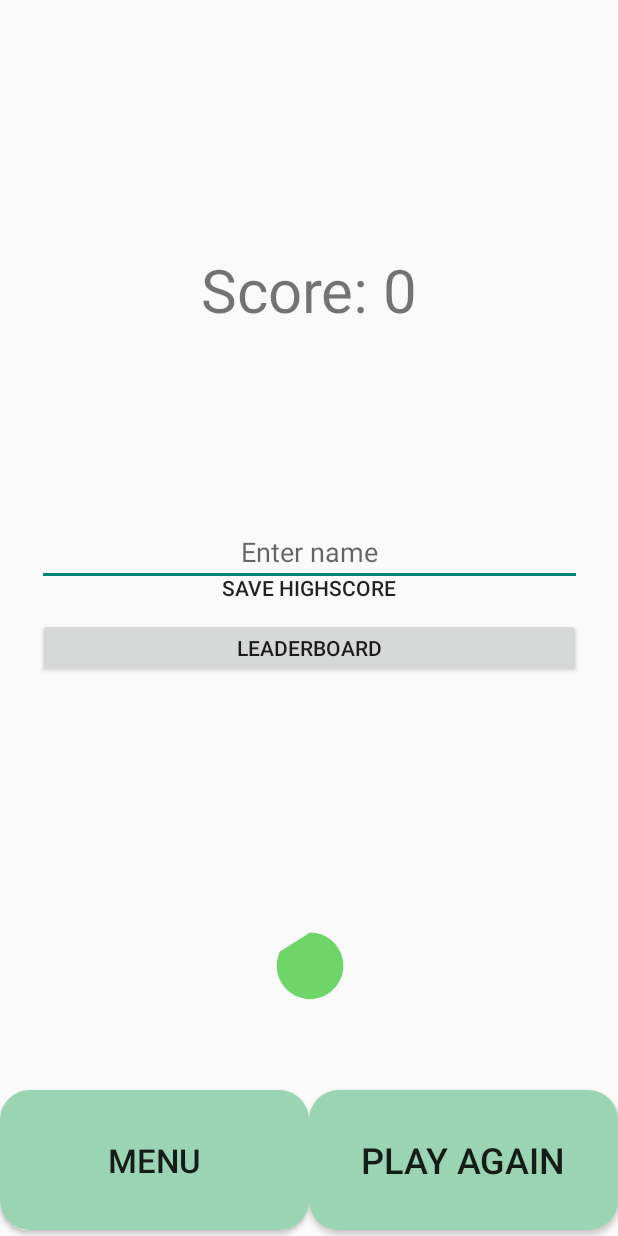
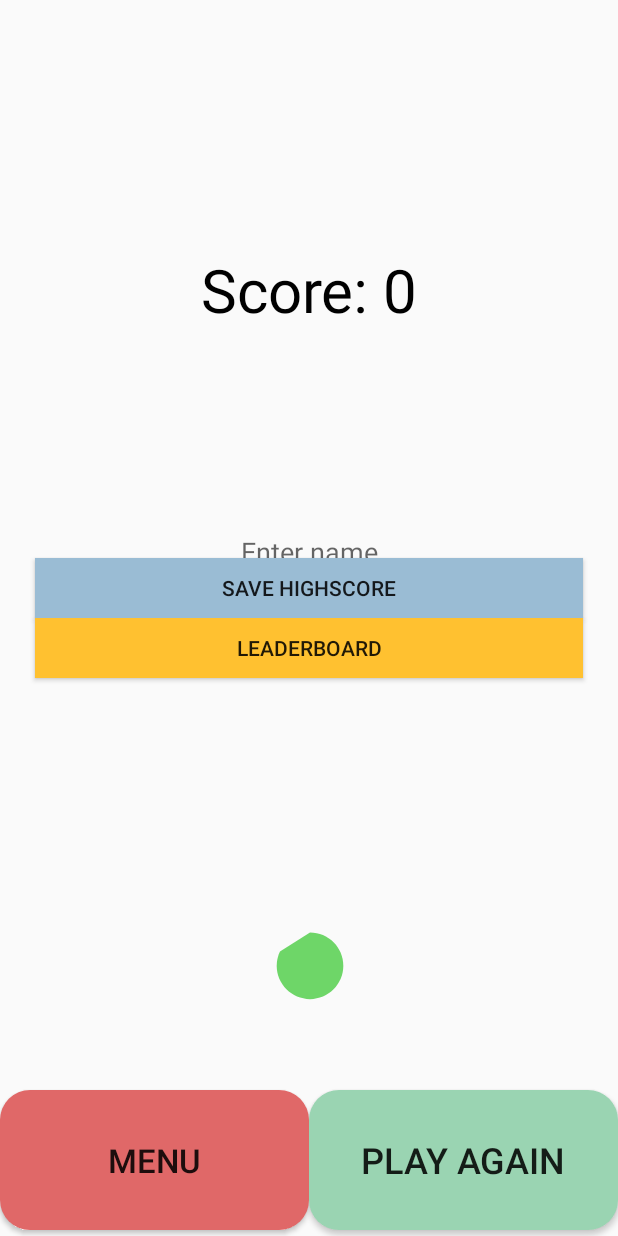
Before and after one commit to Bockcui/ThinkTNCK, an Android app: the gameOver screen opened directly, with no data from a screen before it, on a phone screen of 412 x 824 dp. Run offline under Robolectric (Android 15) with nearby library versions, the phone set to English and light mode, and no system bars.

Commit message:
layout changes to leaderboard page
changed layout and scheme of leaderboard page

```diff
--- /dev/null
+++ b/app/src/main/res/drawable/red_rounded_button.xml
@@ -0,0 +1,10 @@
+<?xml version="1.0" encoding="utf-8"?>
+<shape xmlns:android="http://schemas.android.com/apk/res/android"
+
+
+    android:shape="rectangle">
+
+    <solid android:color="#E06868"/>
+    <corners android:radius="20dp"/>
+
+</shape>
--- /dev/null
+++ b/app/src/main/res/drawable/rounded_blue_button.xml
@@ -0,0 +1,10 @@
+<?xml version="1.0" encoding="utf-8"?>
+<shape xmlns:android="http://schemas.android.com/apk/res/android"
+
+
+    android:shape="rectangle">
+
+    <solid android:color="@color/navButton"/>
+    <corners android:radius="20dp"/>
+
+</shape>
--- a/app/src/main/res/layout/game_over_page.xml
+++ b/app/src/main/res/layout/game_over_page.xml
@@ -43,7 +43,8 @@
         android:layout_width="wrap_content"
         android:layout_height="wrap_content"
         android:text="Score: "
-        android:textColorHint="#AC8E8E"
+        android:textColor="@color/black"
+
         android:textSize="40dp"
         app:layout_constraintBottom_toBottomOf="parent"
         app:layout_constraintEnd_toEndOf="parent"
@@ -86,7 +87,7 @@
         android:layout_width="206dp"
         android:layout_height="93dp"
         android:layout_marginBottom="4dp"
-        android:background="@drawable/rounded_play_button"
+        android:background="@drawable/red_rounded_button"
         android:text="Menu"
         android:textSize="22sp"
         app:layout_constraintBottom_toBottomOf="parent"
@@ -99,7 +100,7 @@
         android:layout_width="365dp"
         android:layout_height="40dp"
         android:layout_marginTop="372dp"
-        android:background="@null"
+        android:background="#FF9ABCD4"
         android:text="Save Highscore"
         app:layout_constraintEnd_toEndOf="parent"
         app:layout_constraintStart_toStartOf="parent"
@@ -107,9 +108,10 @@
 
     <Button
         android:id="@+id/leaderboard"
-        android:layout_width="362dp"
-        android:layout_height="39dp"
+        android:layout_width="365dp"
+        android:layout_height="40dp"
         android:text="Leaderboard"
+        android:background="@color/gold"
         app:layout_constraintEnd_toEndOf="parent"
         app:layout_constraintStart_toStartOf="parent"
         app:layout_constraintTop_toBottomOf="@+id/save" />
--- a/app/src/main/res/values/colors.xml
+++ b/app/src/main/res/values/colors.xml
@@ -14,6 +14,8 @@
     <color name="navButton">#9ABCD4</color>
 <color name="transparent">#00FFFFFF</color>
     <color name="playButton">#9AD4B2</color>
+    <color name="gold">#FFC130</color>
+    <color name="greyish">#454545</color>
 
 
 </resources>
```
